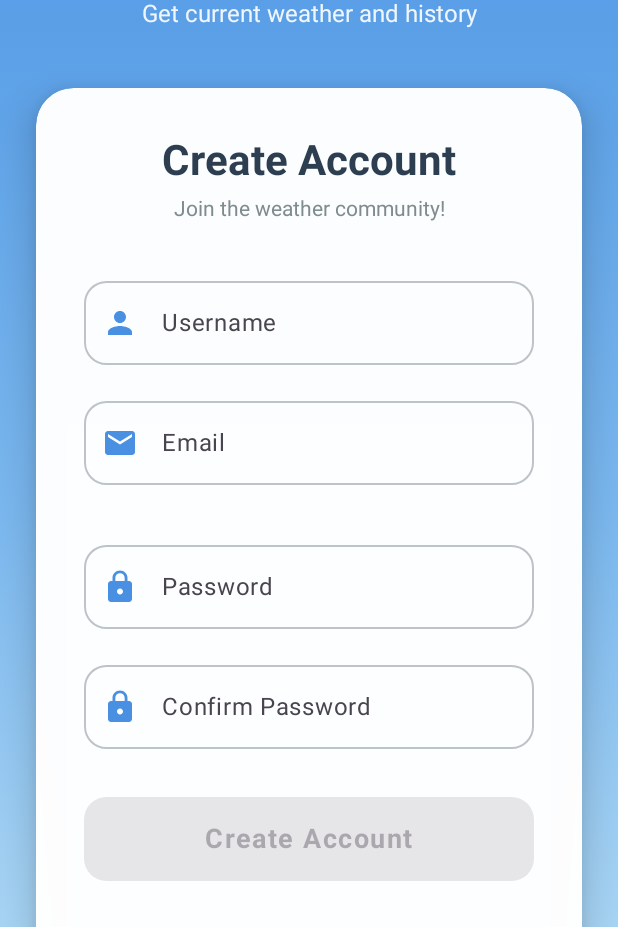
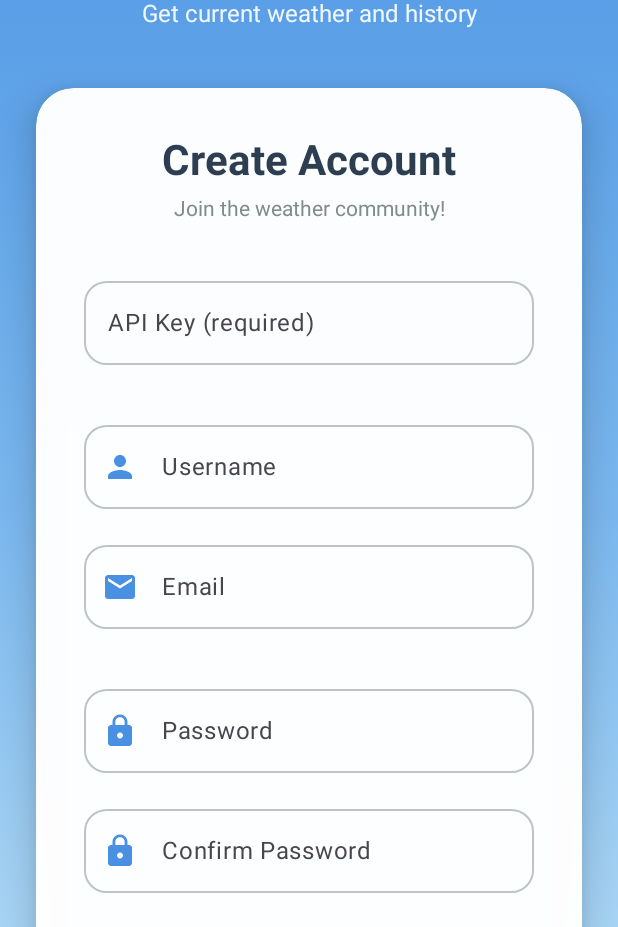
Before and after one commit to Len25206/weather-app-seven, an Android app built with Jetpack Compose: the screen it shows after launch (MainActivity), after a tap on "Register here", on a phone screen of 412 x 824 dp, the part 309-1236 px from its top. Run offline under Robolectric (Android 15) with nearby library versions, the phone set to English and light mode, and no system bars; our stand-ins replace Dagger/Hilt's generated code, Room's generated code; libraries missing offline, so code that uses them is left out: androidx.hilt.lifecycle.

```diff
--- a/app/src/main/java/com/exam/weather_app_seven/application/ui/page/Dashboard.kt
+++ b/app/src/main/java/com/exam/weather_app_seven/application/ui/page/Dashboard.kt
@@ -100,7 +100,8 @@ fun Dashboard(
                     if (location != null) {
                         weatherViewModel.weatherService(
                             lat = location.latitude.toString(),
-                            lon = location.longitude.toString()
+                            lon = location.longitude.toString(),
+                            appid = user?.apiKey ?: ""
                         )
                     } else {
                         Log.e("Dashboard", "Location is null")
@@ -123,7 +124,8 @@ fun Dashboard(
             if (location != null) {
                 weatherViewModel.weatherService(
                     lat = location.latitude.toString(),
-                    lon = location.longitude.toString()
+                    lon = location.longitude.toString(),
+                    appid = user?.apiKey ?: ""
                 )
             } else {
                 Log.e("Dashboard", "Location not available or permission denied")
--- a/app/src/main/java/com/exam/weather_app_seven/application/ui/page/Registration.kt
+++ b/app/src/main/java/com/exam/weather_app_seven/application/ui/page/Registration.kt
@@ -59,7 +59,6 @@ import com.exam.weather_app_seven.mvvm.model.User
 import com.exam.weather_app_seven.mvvm.viewModel.RegistrationViewModel
 import com.exam.weather_app_seven.mvvm.viewModel.UserViewModel
 import java.util.regex.Pattern
-
 @Composable
 fun Registration(
     navController: NavController? = null,
@@ -67,17 +66,19 @@ fun Registration(
     registrationViewModel: RegistrationViewModel
 ) {
     BackHandler {
+        // Optional back press handling
     }
     val userName by registrationViewModel.userName.collectAsState()
     val email by registrationViewModel.email.collectAsState()
     val password by registrationViewModel.password.collectAsState()
     val confirmPassword by registrationViewModel.confirmPassword.collectAsState()
+    val apiKey by registrationViewModel.apiKey.collectAsState()
     val showDialog by registrationViewModel.showDialog.collectAsState()
     val dialogMessage by registrationViewModel.dialogMessage.collectAsState()
     val dialogStatus by registrationViewModel.dialogStatus.collectAsState()
 
-    // Email validation state
     var isEmailValid by remember { mutableStateOf(true) }
+    var isApiKeyValid by remember { mutableStateOf(true) }
 
     LaunchedEffect(showDialog) {
         if (showDialog) {
@@ -86,10 +87,10 @@ fun Registration(
             registrationViewModel.setDialogStatus(false)
             registrationViewModel.setDialogMessage("")
             registrationViewModel.clearForm()
+            registrationViewModel.setApiKey("")
         }
     }
 
-    // Email validation function
     fun isValidEmail(email: String): Boolean {
         val emailPattern = Pattern.compile(
             "^[A-Za-z0-9+_.-]+@[A-Za-z0-9.-]+\\.[A-Za-z]{2,}$"
@@ -124,7 +125,6 @@ fun Registration(
             horizontalAlignment = Alignment.CenterHorizontally,
             verticalArrangement = Arrangement.Center
         ) {
-            // Weather Icon Header
             Box(
                 modifier = Modifier
                     .size(100.dp)
@@ -139,15 +139,11 @@ fun Registration(
                     ),
                 contentAlignment = Alignment.Center
             ) {
-                Text(
-                    text = "🌤️",
-                    style = TextStyle(fontSize = 60.sp)
-                )
+                Text(text = "🌤️", style = TextStyle(fontSize = 60.sp))
             }
 
             Spacer(modifier = Modifier.height(24.dp))
 
-            // App Title
             Text(
                 text = "Weather App",
                 style = TextStyle(
@@ -156,7 +152,6 @@ fun Registration(
                     fontWeight = FontWeight.Bold
                 )
             )
-
             Text(
                 text = "Get current weather and history",
                 style = TextStyle(
@@ -169,7 +164,6 @@ fun Registration(
 
             Spacer(modifier = Modifier.height(40.dp))
 
-            // Registration Card
             Card(
                 modifier = Modifier
                     .fillMaxWidth()
@@ -205,6 +199,37 @@ fun Registration(
                     )
 
                     Spacer(modifier = Modifier.height(32.dp))
+
+                    // API Key Field (Required)
+                    OutlinedTextField(
+                        value = apiKey,
+                        onValueChange = {
+                            registrationViewModel.setApiKey(it)
+                            isApiKeyValid = it.isNotBlank()
+                        },
+                        label = { Text("API Key (required)") },
+                        shape = RoundedCornerShape(15.dp),
+                        singleLine = true,
+                        modifier = Modifier.fillMaxWidth(),
+                        colors = OutlinedTextFieldDefaults.colors(
+                            focusedBorderColor = if (isApiKeyValid) Color(0xFF4A90E2) else Color(0xFFE74C3C),
+                            unfocusedBorderColor = if (isApiKeyValid) Color(0xFFBDC3C7) else Color(0xFFE74C3C),
+                            focusedLabelColor = if (isApiKeyValid) Color(0xFF4A90E2) else Color(0xFFE74C3C),
+                            cursorColor = Color(0xFF4A90E2)
+                        ),
+                        isError = !isApiKeyValid,
+                        supportingText = {
+                            if (!isApiKeyValid) {
+                                Text(
+                                    text = "API Key is required",
+                                    color = Color(0xFFE74C3C),
+                                    fontSize = 12.sp
+                                )
+                            }
+                        }
+                    )
+
+                    Spacer(modifier = Modifier.height(16.dp))
 
                     // Username Field
                     OutlinedTextField(
@@ -321,7 +346,7 @@ fun Registration(
 
                     Spacer(modifier = Modifier.height(32.dp))
 
-                    // Create Account Button
+                    // Create Account Button with API key and email validation
                     Button(
                         modifier = Modifier
                             .fillMaxWidth()
@@ -333,14 +358,26 @@ fun Registration(
                         ),
                         elevation = ButtonDefaults.buttonElevation(defaultElevation = 8.dp),
                         onClick = {
-                            if (isValidEmail(email)) {
+                            if (!isApiKeyValid || apiKey.isBlank()) {
+                                registrationViewModel.setDialogStatus(false)
+                                registrationViewModel.setDialogMessage("API Key is required")
+                                registrationViewModel.showDialog(true)
+                                return@Button
+                            }
+                            if (!isEmailValid) {
+                                registrationViewModel.setDialogStatus(false)
+                                registrationViewModel.setDialogMessage("Please enter a valid email address")
+                                registrationViewModel.showDialog(true)
+                                return@Button
+                            }
                             registrationViewModel.validateAndRegister(
                                 onSuccess = {
                                     userViewModel.insertUser(
                                         User(
                                             userName = userName,
                                             password = password,
-                                                email = email
+                                            email = email,
+                                            apiKey = apiKey
                                         )
                                     )
                                     registrationViewModel.setDialogStatus(true)
@@ -353,13 +390,10 @@ fun Registration(
                                     registrationViewModel.showDialog(true)
                                 }
                             )
-                            } else {
-                                registrationViewModel.setDialogStatus(false)
-                                registrationViewModel.setDialogMessage("Please enter a valid email address")
-                                registrationViewModel.showDialog(true)
-                            }
                         },
-                        enabled = isEmailValid && email.isNotEmpty() && userName.isNotEmpty() && password.isNotEmpty() && confirmPassword.isNotEmpty()
+                        enabled = isEmailValid && isApiKeyValid &&
+                                apiKey.isNotBlank() && email.isNotEmpty() &&
+                                userName.isNotEmpty() && password.isNotEmpty() && confirmPassword.isNotEmpty()
                     ) {
                         Text(
                             "Create Account",
@@ -370,7 +404,6 @@ fun Registration(
                             )
                         )
                     }
-
                     Spacer(modifier = Modifier.height(24.dp))
 
                     // Login Link
@@ -400,7 +433,6 @@ fun Registration(
                     }
                 }
             }
-
             Spacer(modifier = Modifier.height(40.dp))
         }
 
--- a/app/src/main/java/com/exam/weather_app_seven/database/entity/UserEntity.kt
+++ b/app/src/main/java/com/exam/weather_app_seven/database/entity/UserEntity.kt
@@ -14,5 +14,7 @@ data class UserEntity(
     @ColumnInfo(name = "password")
     val password: String,
     @ColumnInfo(name = "email")
-    val email: String
+    val email: String,
+    @ColumnInfo(name = "api_key")
+    val apiKey: String
 )
--- a/app/src/main/java/com/exam/weather_app_seven/mvvm/model/Model.kt
+++ b/app/src/main/java/com/exam/weather_app_seven/mvvm/model/Model.kt
@@ -27,7 +27,8 @@ data class User(
     val id: String? = UUID.randomUUID().toString(),
     var userName: String? = "",
     var password: String? = "",
-    var email: String? = ""
+    var email: String? = "",
+    var apiKey: String? = ""
 )
 
 data class Registration(
--- a/app/src/main/java/com/exam/weather_app_seven/mvvm/repository/UserRepository.kt
+++ b/app/src/main/java/com/exam/weather_app_seven/mvvm/repository/UserRepository.kt
@@ -26,7 +26,8 @@ class UserRepository @Inject constructor(
                 id = user.id ?: "",
                 userName = user.userName ?: "",
                 password = user.password ?: "",
-                email = user.email ?: ""
+                email = user.email ?: "",
+                apiKey = user.apiKey ?: ""
             )
         )
     }
@@ -38,7 +39,8 @@ class UserRepository @Inject constructor(
                 id = userEntity.id,
                 userName = userEntity.userName,
                 password = userEntity.password,
-                email = userEntity.email
+                email = userEntity.email,
+                apiKey = userEntity.apiKey
             )
             _user.value = foundUser
             foundUser
--- a/app/src/main/java/com/exam/weather_app_seven/mvvm/viewModel/RegistrationViewModel.kt
+++ b/app/src/main/java/com/exam/weather_app_seven/mvvm/viewModel/RegistrationViewModel.kt
@@ -31,6 +31,13 @@ class RegistrationViewModel @Inject constructor() : ViewModel() {
 
     private val _dialogStatus = MutableStateFlow(false)
     val dialogStatus: StateFlow<Boolean> = _dialogStatus.asStateFlow()
+
+    private val _apiKey = MutableStateFlow("")
+    val apiKey: StateFlow<String> = _apiKey.asStateFlow()
+
+    fun setApiKey(value: String) {
+        _apiKey.value = value
+    }
 
     fun setUserName(value: String) {
         _userName.value = value
--- a/app/src/main/java/com/exam/weather_app_seven/mvvm/viewModel/WeatherViewModel.kt
+++ b/app/src/main/java/com/exam/weather_app_seven/mvvm/viewModel/WeatherViewModel.kt
@@ -20,13 +20,16 @@ class WeatherViewModel @Inject constructor(
     val weather = weatherRepository.getWeather()
     private val weatherService = WeatherClientRetrofit.instance
 
-
-
-    fun weatherService(lat: String, lon: String) {
+    fun weatherService(
+        lat: String,
+        lon: String,
+        appid: String
+    ) {
+        Log.e("WeatherViewModel", "weatherService called $appid")
         weatherService.getWeather(
             lat = lat,
             lon = lon,
-            appid = "bb1f7e5036ab3b59255d9fc1caa97792"
+            appid = appid
         ).enqueue(object : Callback<WeatherResponse?> {
             override fun onResponse(
                 call: Call<WeatherResponse?>,
@@ -68,5 +71,4 @@ class WeatherViewModel @Inject constructor(
     }
 
 
-
 }
```
Also changed, not shown: 1 other file. Lines whose indentation alone changed are shown as unchanged.
